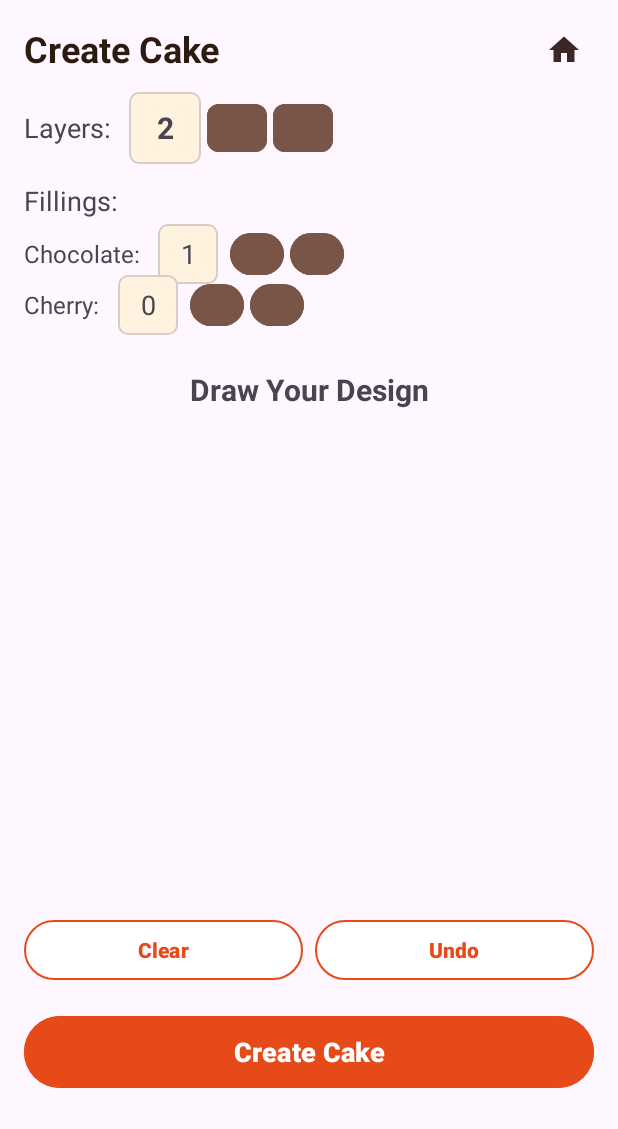
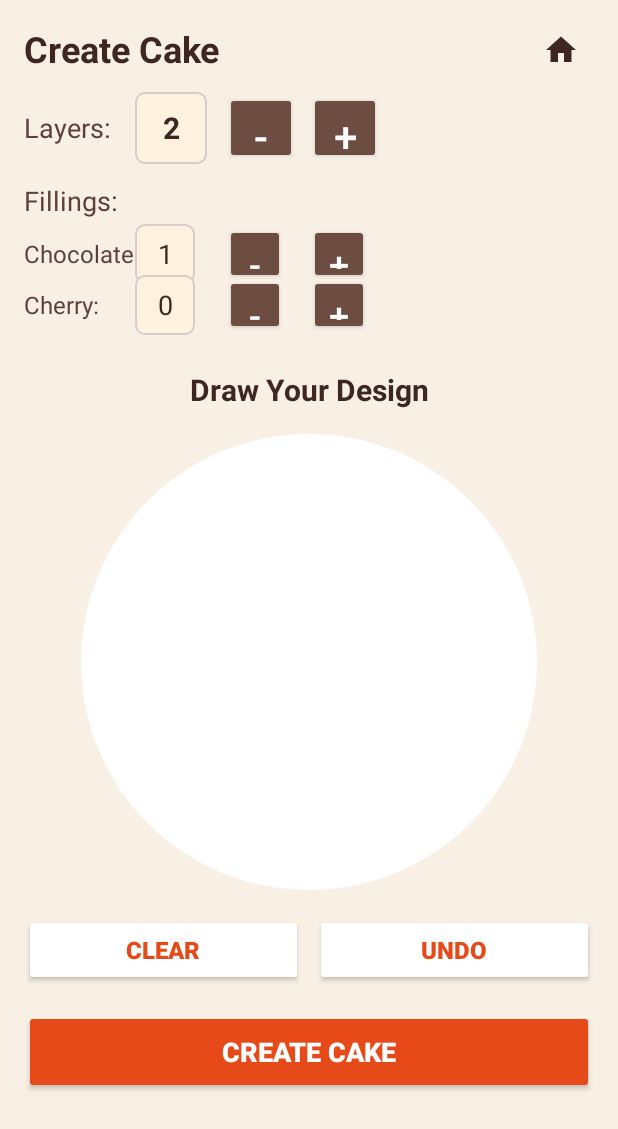
Before and after one commit to valeriy167/KondiBot, an Android app: the Build screen opened directly, with no data from a screen before it, on a phone screen of 412 x 824 dp. Shown: the top 1129 px of the screen. Run offline under Robolectric (Android 15) with nearby library versions, the phone set to English and light mode, and no system bars.

Commit message:
It's finally working!

```diff
--- a/app/src/main/java/com/example/bakery_v2/CircleDrawingView.kt
+++ b/app/src/main/java/com/example/bakery_v2/CircleDrawingView.kt
@@ -3,19 +3,22 @@ package com.example.bakery_v2
 import android.content.Context
 import android.graphics.*
 import android.util.AttributeSet
+import android.view.GestureDetector
 import android.view.MotionEvent
 import android.view.View
 import android.view.ViewOutlineProvider
-import kotlin.math.abs
+import kotlin.math.min
 import kotlin.math.pow
 import kotlin.math.sqrt
-import kotlin.math.min
 
 class CircleDrawingView @JvmOverloads constructor(
     context: Context, attrs: AttributeSet? = null, defStyleAttr: Int = 0
 ) : View(context, attrs, defStyleAttr) {
 
     private val path = Path()
+    private val points = mutableListOf<PointF>()
+    private val pathHistory = mutableListOf<Path>()
+    private val pointsHistory = mutableListOf<List<PointF>>()
     private val paint = Paint().apply {
         isAntiAlias = true
         color = Color.parseColor("#2C3E50")
@@ -28,33 +31,63 @@ class CircleDrawingView @JvmOverloads constructor(
     private var currentX = 0f
     private var currentY = 0f
     private var isDrawing = false
-    private val points = mutableListOf<PointF>()
 
-    private val pathHistory = mutableListOf<Path>()
-    private val pointsHistory = mutableListOf<List<PointF>>()
+    private val history = mutableListOf<PathSnapshot>()
+
+    data class PathSnapshot(
+        val path: Path,
+        val points: List<PointF>
+    )
+
+    // 👇 ИСПРАВЛЕНИЕ: GestureDetector для надёжного рисования
+    private val gestureDetector = GestureDetector(context, object : GestureDetector.SimpleOnGestureListener() {
+        override fun onDown(e: MotionEvent): Boolean {
+            handleTouchEvent(e.x, e.y, MotionEvent.ACTION_DOWN)
+            return true
+        }
+
+        override fun onScroll(
+            e1: MotionEvent?,
+            e2: MotionEvent,
+            distanceX: Float,
+            distanceY: Float
+        ): Boolean {
+            handleTouchEvent(e2.x, e2.y, MotionEvent.ACTION_MOVE)
+            return true
+        }
+
+        fun onUp(e: MotionEvent): Boolean {
+            handleTouchEvent(e.x, e.y, MotionEvent.ACTION_UP)
+            return true
+        }
+    })
 
     init {
-        // 💡 Исправление 1: безопасный outlineProvider (без minOf!)
+        // Круглая форма
         outlineProvider = object : ViewOutlineProvider() {
             override fun getOutline(view: View, outline: Outline) {
-                // Защита от width=0
                 if (view.width <= 0 || view.height <= 0) {
                     outline.setRect(0, 0, 0, 0)
                     return
                 }
-                // Используем min() вместо minOf()
                 val size = min(view.width, view.height).toFloat()
-                outline.setOval(0f, 0f, size, size)
+                outline.setOval(0, 0, size.toInt(), size.toInt())
             }
         }
         clipToOutline = true
-        // 💡 Исправление 2: убрать setLayerType — он может ломать touch на некоторых устройствах
-        // setLayerType(LAYER_TYPE_HARDWARE, null)
+
+        // 👇 ИСПРАВЛЕНИЕ: отключаем long-press и захватываем жест
+        isLongClickable = false
+        setOnLongClickListener { true } // перехватываем и гасим
+    }
+
+    fun saveState() {
+        if (history.size > 20) history.removeAt(0) // лимит истории
+        history.add(PathSnapshot(Path(path), points.toList()))
     }
 
     fun clear() {
-        pathHistory.add(Path(path))
-        pointsHistory.add(points.toList())
+        saveState() // сохраняем перед очисткой
         path.reset()
         points.clear()
         invalidate()
@@ -63,51 +96,42 @@ class CircleDrawingView @JvmOverloads constructor(
     fun getPoints(): List<PointF> = points.toList()
 
     fun undo(): Boolean {
-        return if (pathHistory.isNotEmpty()) {
-            path.set(pathHistory.removeLast())
+        if (history.isNotEmpty()) {
+            val snapshot = history.removeLast()
+            path.set(snapshot.path)
             points.clear()
-            points.addAll(pointsHistory.removeLast())
+            points.addAll(snapshot.points)
             invalidate()
-            true
-        } else {
-            false
+            return true
         }
+        return false
     }
 
-    override fun onTouchEvent(event: MotionEvent): Boolean {
-        // 💡 Исправление 3: используем getPointerCoords() для надёжности
-        val x = event.x
-        val y = event.y
+    private fun handleTouchEvent(x: Float, y: Float, action: Int) {
+        if (width == 0 || height == 0) return
 
-        // Защита от инициализации
-        if (width == 0 || height == 0) return true
-
-        // Центр и радиус с отступом
+        // Проекция на круг (плавное прилипание к краю)
         val cx = width / 2f
         val cy = height / 2f
         val radius = min(width, height) / 2f * 0.92f
 
-        // 💡 Исправление 4: НЕ отбрасываем события за кругом!
-        // Вместо этого — проецируем точку НА окружность
         val dx = x - cx
         val dy = y - cy
         val distance = sqrt(dx * dx + dy * dy)
 
-        val targetX: Float
-        val targetY: Float
-
-        if (distance > radius && distance > 0) {
-            // Точка за кругом → проецируем на границу
-            val ratio = radius / distance
-            targetX = cx + dx * ratio
-            targetY = cy + dy * ratio
+        val targetX = if (distance > radius && distance > 0) {
+            cx + dx * (radius / distance)
         } else {
-            // Внутри круга — оставляем как есть
-            targetX = x
-            targetY = y
+            x
         }
 
-        when (event.action) {
+        val targetY = if (distance > radius && distance > 0) {
+            cy + dy * (radius / distance)
+        } else {
+            y
+        }
+
+        when (action) {
             MotionEvent.ACTION_DOWN -> {
                 path.moveTo(targetX, targetY)
                 currentX = targetX
@@ -117,7 +141,6 @@ class CircleDrawingView @JvmOverloads constructor(
             }
             MotionEvent.ACTION_MOVE -> {
                 if (isDrawing) {
-                    // 💡 Исправление 5: убрать фильтр — рисуем ВСЕГДА при движении
                     path.lineTo(targetX, targetY)
                     currentX = targetX
                     currentY = targetY
@@ -130,7 +153,23 @@ class CircleDrawingView @JvmOverloads constructor(
                 isDrawing = false
             }
         }
-        return true
+    }
+
+    override fun onTouchEvent(event: MotionEvent): Boolean {
+        // 👇 Говорим родителю НЕ перехватывать жест
+        if (event.action == MotionEvent.ACTION_DOWN) {
+            parent?.requestDisallowInterceptTouchEvent(true)
+        }
+        when (event.action) {
+            MotionEvent.ACTION_DOWN -> {
+                saveState() // ← сохраняем перед новым штрихом
+                // ... остальное
+            }
+            MotionEvent.ACTION_UP -> {
+                // не обязательно, но можно для промежуточных состояний
+            }
+        }
+        return gestureDetector.onTouchEvent(event)
     }
 
     override fun onDraw(canvas: Canvas) {
--- a/app/src/main/res/layout/activity_build.xml
+++ b/app/src/main/res/layout/activity_build.xml
@@ -2,6 +2,7 @@
 <androidx.core.widget.NestedScrollView
     xmlns:android="http://schemas.android.com/apk/res/android"
     xmlns:app="http://schemas.android.com/apk/res-auto"
+    xmlns:tools="http://schemas.android.com/tools"
     android:layout_width="match_parent"
     android:layout_height="match_parent"
     android:fillViewport="true">
@@ -9,6 +10,7 @@
     <androidx.constraintlayout.widget.ConstraintLayout
         android:layout_width="match_parent"
         android:layout_height="wrap_content"
+        android:background="#F8F0E5"
         android:padding="16dp">
 
     <!-- Header -->
@@ -17,23 +19,24 @@
         android:layout_width="wrap_content"
         android:layout_height="wrap_content"
         android:text="Create Cake"
+        android:textColor="#3E2723"
         android:textSize="24sp"
         android:textStyle="bold"
-            android:textColor="#2D1B11"
-            app:layout_constraintTop_toTopOf="parent"
-            app:layout_constraintStart_toStartOf="parent" />
+        app:layout_constraintStart_toStartOf="parent"
+        app:layout_constraintTop_toTopOf="parent" />
 
     <ImageButton
         android:id="@+id/btnHome"
-            android:layout_width="40dp"
-            android:layout_height="40dp"
+        android:layout_width="44dp"
+        android:layout_height="44dp"
         android:background="?selectableItemBackgroundBorderless"
-            android:src="@drawable/ic_home"
         android:contentDescription="Home"
         android:onClick="onClickHome"
+        android:src="@drawable/ic_home"
+        app:layout_constraintBottom_toBottomOf="@+id/title"
+        app:layout_constraintEnd_toEndOf="parent"
         app:layout_constraintTop_toTopOf="@+id/title"
-            app:layout_constraintBottom_toBottomOf="@+id/title"
-            app:layout_constraintEnd_toEndOf="parent" />
+        app:tint="#3E2723" />
 
     <!-- Layers -->
     <TextView
@@ -42,53 +45,57 @@
         android:layout_height="wrap_content"
         android:layout_marginTop="24dp"
         android:text="Layers:"
+        android:textColor="#5D4037"
         android:textSize="18sp"
-            app:layout_constraintTop_toBottomOf="@+id/title"
-            app:layout_constraintStart_toStartOf="parent" />
+        app:layout_constraintStart_toStartOf="parent"
+        app:layout_constraintTop_toBottomOf="@+id/title" />
 
     <TextView
         android:id="@+id/layersNum"
         android:layout_width="48dp"
         android:layout_height="48dp"
-            android:layout_marginStart="12dp"
+        android:layout_marginStart="16dp"
+        android:background="@drawable/bg_counter"
         android:gravity="center"
         android:text="2"
+        android:textColor="#3E2723"
         android:textSize="20sp"
         android:textStyle="bold"
-            android:background="@drawable/bg_counter"
-            app:layout_constraintTop_toTopOf="@+id/labelLayers"
         app:layout_constraintBottom_toBottomOf="@+id/labelLayers"
-            app:layout_constraintStart_toEndOf="@+id/labelLayers" />
+        app:layout_constraintStart_toEndOf="@+id/labelLayers"
+        app:layout_constraintTop_toTopOf="@+id/labelLayers" />
 
-        <Button
+        <androidx.appcompat.widget.AppCompatButton
             android:id="@+id/minusLayers"
-            android:layout_width="40dp"
-            android:layout_height="40dp"
-            android:layout_marginStart="4dp"
+            android:layout_width="48dp"
+            android:layout_height="48dp"
+            android:layout_marginStart="12dp"
+            android:backgroundTint="#6D4C41"
+            android:gravity="center"
             android:text="-"
-            android:textSize="24sp"
-            android:textStyle="bold"
+            android:textAlignment="center"
             android:textColor="@android:color/white"
-            android:backgroundTint="#795548"
+            android:textSize="28sp"
             app:cornerRadius="8dp"
-            app:layout_constraintTop_toTopOf="@+id/labelLayers"
             app:layout_constraintBottom_toBottomOf="@+id/labelLayers"
-            app:layout_constraintStart_toEndOf="@+id/layersNum" />
+            app:layout_constraintStart_toEndOf="@+id/layersNum"
+            app:layout_constraintTop_toTopOf="@+id/labelLayers" />
 
-        <Button
+        <androidx.appcompat.widget.AppCompatButton
             android:id="@+id/plusLayers"
-            android:layout_width="40dp"
-            android:layout_height="40dp"
-            android:layout_marginStart="4dp"
+            android:layout_width="48dp"
+            android:layout_height="48dp"
+            android:layout_marginStart="8dp"
+            android:backgroundTint="#6D4C41"
+            android:gravity="center"
             android:text="+"
-            android:textSize="24sp"
-            android:textStyle="bold"
+            android:textAlignment="center"
             android:textColor="@android:color/white"
-            android:backgroundTint="#795548"
+            android:textSize="28sp"
             app:cornerRadius="8dp"
-            app:layout_constraintTop_toTopOf="@+id/labelLayers"
             app:layout_constraintBottom_toBottomOf="@+id/labelLayers"
-            app:layout_constraintStart_toEndOf="@+id/minusLayers" />
+            app:layout_constraintStart_toEndOf="@+id/minusLayers"
+            app:layout_constraintTop_toTopOf="@+id/labelLayers" />
 
     <!-- Fillings -->
     <TextView
@@ -97,9 +104,10 @@
         android:layout_height="wrap_content"
         android:layout_marginTop="24dp"
         android:text="Fillings:"
+        android:textColor="#5D4037"
         android:textSize="18sp"
-            app:layout_constraintTop_toBottomOf="@+id/labelLayers"
-            app:layout_constraintStart_toStartOf="parent" />
+        app:layout_constraintStart_toStartOf="parent"
+        app:layout_constraintTop_toBottomOf="@+id/labelLayers" />
 
     <!-- Chocolate -->
     <TextView
@@ -108,48 +116,51 @@
         android:layout_height="wrap_content"
         android:layout_marginTop="12dp"
         android:text="Chocolate:"
+        android:textColor="#5D4037"
         android:textSize="16sp"
-            app:layout_constraintTop_toBottomOf="@+id/labelFillings"
-            app:layout_constraintStart_toStartOf="parent" />
+        app:layout_constraintStart_toStartOf="parent"
+        app:layout_constraintTop_toBottomOf="@+id/labelFillings" />
 
     <TextView
         android:id="@+id/chocoNum"
         android:layout_width="40dp"
         android:layout_height="40dp"
-            android:layout_marginStart="12dp"
+        android:background="@drawable/bg_counter"
         android:gravity="center"
         android:text="1"
+        android:textColor="#3E2723"
         android:textSize="18sp"
-            android:background="@drawable/bg_counter"
-            app:layout_constraintTop_toTopOf="@+id/labelChoco"
         app:layout_constraintBottom_toBottomOf="@+id/labelChoco"
-            app:layout_constraintStart_toEndOf="@+id/labelChoco" />
+        app:layout_constraintStart_toStartOf="@+id/layersNum"
+        app:layout_constraintTop_toTopOf="@+id/labelChoco" />
 
-        <Button
+    <androidx.appcompat.widget.AppCompatButton
         android:id="@+id/minusChoco"
-            android:layout_width="36dp"
-            android:layout_height="36dp"
-            android:layout_marginStart="8dp"
+        android:layout_width="40dp"
+        android:layout_height="40dp"
+        android:backgroundTint="#6D4C41"
         android:text="-"
-            android:textSize="18sp"
+        android:textSize="24sp"
         android:textColor="@android:color/white"
-            android:backgroundTint="#795548"
-            app:layout_constraintTop_toTopOf="@+id/labelChoco"
+        android:gravity="center"
+        app:cornerRadius="6dp"
         app:layout_constraintBottom_toBottomOf="@+id/labelChoco"
-            app:layout_constraintStart_toEndOf="@+id/chocoNum" />
+        app:layout_constraintStart_toStartOf="@+id/minusLayers"
+        app:layout_constraintTop_toTopOf="@+id/labelChoco" />
 
-        <Button
+    <androidx.appcompat.widget.AppCompatButton
         android:id="@+id/plusChoco"
-            android:layout_width="36dp"
-            android:layout_height="36dp"
-            android:layout_marginStart="4dp"
+        android:layout_width="40dp"
+        android:layout_height="40dp"
+        android:backgroundTint="#6D4C41"
         android:text="+"
-            android:textSize="18sp"
+        android:textSize="24sp"
         android:textColor="@android:color/white"
-            android:backgroundTint="#795548"
-            app:layout_constraintTop_toTopOf="@+id/labelChoco"
+        android:gravity="center"
+        app:cornerRadius="6dp"
         app:layout_constraintBottom_toBottomOf="@+id/labelChoco"
-            app:layout_constraintStart_toEndOf="@+id/minusChoco" />
+        app:layout_constraintStart_toStartOf="@+id/plusLayers"
+        app:layout_constraintTop_toTopOf="@+id/labelChoco" />
 
     <!-- Cherry -->
     <TextView
@@ -158,48 +169,51 @@
         android:layout_height="wrap_content"
         android:layout_marginTop="12dp"
         android:text="Cherry:"
+        android:textColor="#5D4037"
         android:textSize="16sp"
-            app:layout_constraintTop_toBottomOf="@+id/labelChoco"
-            app:layout_constraintStart_toStartOf="parent" />
+        app:layout_constraintStart_toStartOf="parent"
+        app:layout_constraintTop_toBottomOf="@+id/labelChoco" />
 
     <TextView
         android:id="@+id/cherryNum"
         android:layout_width="40dp"
         android:layout_height="40dp"
-            android:layout_marginStart="12dp"
+        android:background="@drawable/bg_counter"
         android:gravity="center"
         android:text="0"
+        android:textColor="#3E2723"
         android:textSize="18sp"
-            android:background="@drawable/bg_counter"
-            app:layout_constraintTop_toTopOf="@+id/labelCherry"
         app:layout_constraintBottom_toBottomOf="@+id/labelCherry"
-            app:layout_constraintStart_toEndOf="@+id/labelCherry" />
+        app:layout_constraintStart_toStartOf="@+id/layersNum"
+        app:layout_constraintTop_toTopOf="@+id/labelCherry" />
 
-        <Button
+    <androidx.appcompat.widget.AppCompatButton
         android:id="@+id/minusCherry"
-            android:layout_width="36dp"
-            android:layout_height="36dp"
-            android:layout_marginStart="8dp"
+        android:layout_width="40dp"
+        android:layout_height="40dp"
+        android:backgroundTint="#6D4C41"
         android:text="-"
-            android:textSize="18sp"
+        android:textSize="24sp"
         android:textColor="@android:color/white"
-            android:backgroundTint="#795548"
-            app:layout_constraintTop_toTopOf="@+id/labelCherry"
+        android:gravity="center"
+        app:cornerRadius="6dp"
         app:layout_constraintBottom_toBottomOf="@+id/labelCherry"
-            app:layout_constraintStart_toEndOf="@+id/cherryNum" />
+        app:layout_constraintStart_toStartOf="@+id/minusChoco"
+        app:layout_constraintTop_toTopOf="@+id/labelCherry" />
 
-        <Button
+    <androidx.appcompat.widget.AppCompatButton
         android:id="@+id/plusCherry"
-            android:layout_width="36dp"
-            android:layout_height="36dp"
-            android:layout_marginStart="4dp"
+        android:layout_width="40dp"
+        android:layout_height="40dp"
+        android:backgroundTint="#6D4C41"
         android:text="+"
-            android:textSize="18sp"
+        android:textSize="24sp"
         android:textColor="@android:color/white"
-            android:backgroundTint="#795548"
-            app:layout_constraintTop_toTopOf="@+id/labelCherry"
+        android:gravity="center"
+        app:cornerRadius="6dp"
         app:layout_constraintBottom_toBottomOf="@+id/labelCherry"
-            app:layout_constraintStart_toEndOf="@+id/minusCherry" />
+        app:layout_constraintStart_toStartOf="@+id/plusChoco"
+        app:layout_constraintTop_toTopOf="@+id/labelCherry" />
 
     <!-- Drawing Area -->
     <TextView
@@ -208,22 +222,23 @@
         android:layout_height="wrap_content"
         android:layout_marginTop="32dp"
         android:text="Draw Your Design"
+        android:textColor="#3E2723"
         android:textSize="20sp"
         android:textStyle="bold"
-            app:layout_constraintTop_toBottomOf="@+id/labelCherry"
+        app:layout_constraintEnd_toEndOf="parent"
         app:layout_constraintStart_toStartOf="parent"
-            app:layout_constraintEnd_toEndOf="parent" />
+        app:layout_constraintTop_toBottomOf="@+id/labelCherry" />
 
-        <!-- Круглый холст -->
+    <!-- Круглый холст (без изменений) -->
     <com.example.bakery_v2.CircleDrawingView
         android:id="@+id/drawingView"
         android:layout_width="0dp"
         android:layout_height="0dp"
         android:layout_marginTop="16dp"
         app:layout_constraintDimensionRatio="1:1"
+        app:layout_constraintEnd_toEndOf="parent"
+        app:layout_constraintStart_toStartOf="parent"
         app:layout_constraintTop_toBottomOf="@+id/labelDrawing"
-            app:layout_constraintStart_toStartOf="parent"
-            app:layout_constraintEnd_toEndOf="parent"
         app:layout_constraintWidth_percent="0.8" />
 
     <!-- Control Buttons -->
@@ -233,33 +248,35 @@
         android:layout_height="wrap_content"
         android:layout_marginTop="16dp"
         android:orientation="horizontal"
-            app:layout_constraintTop_toBottomOf="@+id/drawingView"
+        app:layout_constraintEnd_toEndOf="parent"
         app:layout_constraintStart_toStartOf="parent"
-            app:layout_constraintEnd_toEndOf="parent">
+        app:layout_constraintTop_toBottomOf="@+id/drawingView">
 
-            <Button
+        <androidx.appcompat.widget.AppCompatButton
             android:id="@+id/btnClear"
             android:layout_width="0dp"
             android:layout_height="wrap_content"
+            android:layout_marginEnd="4dp"
             android:layout_weight="1"
-                android:layout_marginEnd="4dp"
+            android:backgroundTint="@android:color/white"
             android:text="Clear"
+            android:textColor="#E64A19"
+            android:textSize="16sp"
             android:textStyle="bold"
-                android:backgroundTint="@android:color/white"
-                android:textColor="#E64A19"
             app:strokeColor="#E64A19"
             app:strokeWidth="1dp" />
 
-            <Button
+        <androidx.appcompat.widget.AppCompatButton
             android:id="@+id/btnUndo"
             android:layout_width="0dp"
             android:layout_height="wrap_content"
+            android:layout_marginStart="4dp"
             android:layout_weight="1"
-                android:layout_marginStart="4dp"
+            android:backgroundTint="@android:color/white"
             android:text="Undo"
+            android:textColor="#E64A19"
+            android:textSize="16sp"
             android:textStyle="bold"
-                android:backgroundTint="@android:color/white"
-                android:textColor="#E64A19"
             app:strokeColor="#E64A19"
             app:strokeWidth="1dp" />
     </LinearLayout>
@@ -271,23 +288,23 @@
         android:layout_height="32dp"
         android:layout_marginTop="16dp"
         android:visibility="gone"
-            app:layout_constraintTop_toBottomOf="@+id/controlButtons"
+        app:layout_constraintEnd_toEndOf="parent"
         app:layout_constraintStart_toStartOf="parent"
-            app:layout_constraintEnd_toEndOf="parent" />
+        app:layout_constraintTop_toBottomOf="@+id/controlButtons" />
 
-        <Button
+    <androidx.appcompat.widget.AppCompatButton
         android:id="@+id/createButton"
         android:layout_width="0dp"
         android:layout_height="56dp"
         android:layout_marginTop="16dp"
+        android:backgroundTint="#E64A19"
         android:text="Create Cake"
+        android:textColor="@android:color/white"
         android:textSize="18sp"
         android:textStyle="bold"
-            android:textColor="@android:color/white"
-            android:backgroundTint="#E64A19"
-            app:layout_constraintTop_toBottomOf="@+id/progressBar"
+        app:layout_constraintEnd_toEndOf="parent"
         app:layout_constraintStart_toStartOf="parent"
-            app:layout_constraintEnd_toEndOf="parent" />
+        app:layout_constraintTop_toBottomOf="@+id/progressBar" />
 
 </androidx.constraintlayout.widget.ConstraintLayout>
     </androidx.core.widget.NestedScrollView>
```
Lines whose indentation alone changed are shown as unchanged.
